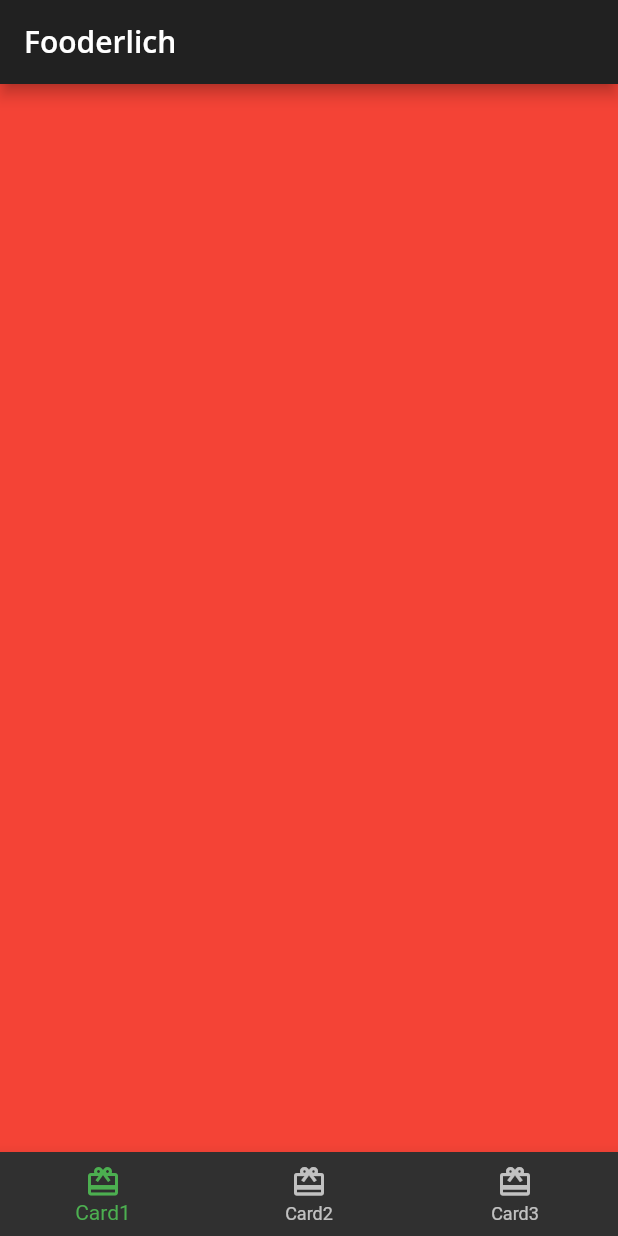
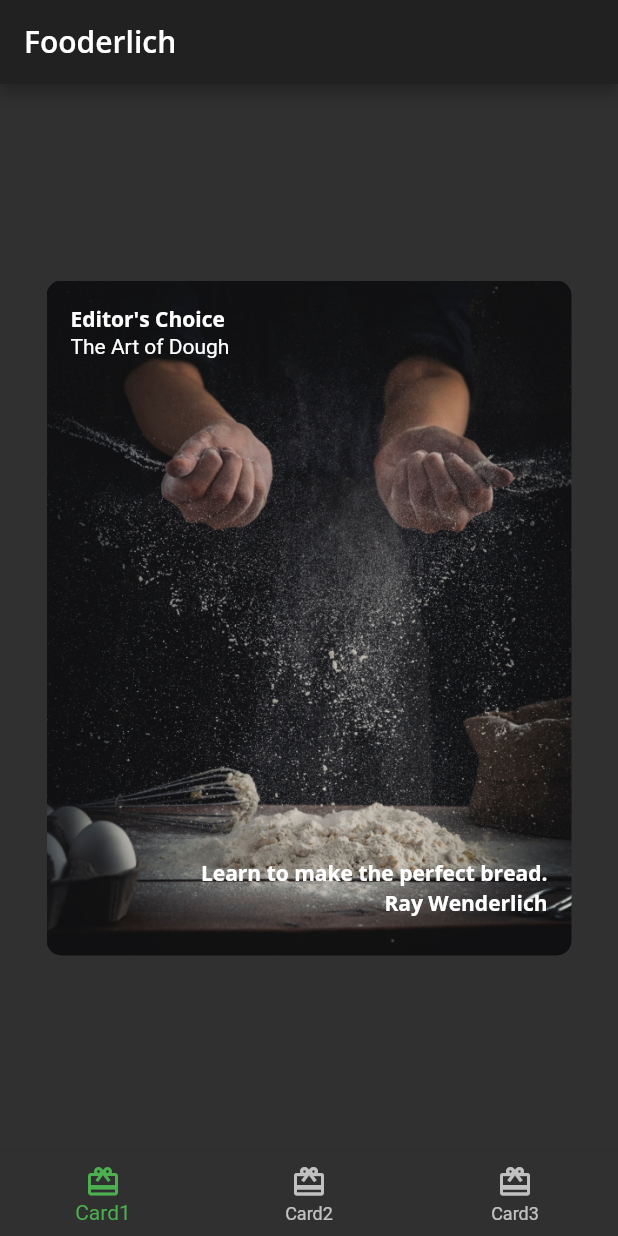
Before and after one commit to maquadir/Flutter_Widgets, a Flutter app: the screen it shows after launch, on a phone screen of 412 x 824 dp. Run offline on Flutter 3.47's test engine with Material 2 defaults, Android fonts, the phone set to English and light mode, and no system bars; our stand-ins replace google_fonts.

Commit message:
add card1.dart

```diff
--- /dev/null
+++ b/lib/card1.dart
@@ -0,0 +1,55 @@
+import 'package:flutter/cupertino.dart';
+
+import 'fooderlich_theme.dart';
+
+class Card1 extends StatelessWidget {
+  const Card1({super.key});
+
+  final String category = 'Editor\'s Choice';
+  final String title = 'The Art of Dough';
+  final String description = 'Learn to make the perfect bread.';
+  final String chef = 'Ray Wenderlich';
+
+  @override
+  Widget build(BuildContext context) {
+    // TODO: implement build
+    return Center(
+      child: Container(
+        padding: const EdgeInsets.all(16),
+        constraints: const BoxConstraints.expand(width: 350, height: 450),
+        decoration: const BoxDecoration(
+            image: DecorationImage(
+                image: AssetImage('assets/mag1.png'), fit: BoxFit.cover),
+            borderRadius: BorderRadius.all(Radius.circular(10.0))),
+        child: Stack(
+          children: [
+            Text(
+              category,
+              style: FooderlichTheme.darkTextTheme.bodyText1,
+            ),
+            Positioned(
+                top: 20,
+                child: Text(
+                  title,
+                  style: FooderlichTheme.darkTextTheme.headline5,
+                )),
+            Positioned(
+                bottom: 30,
+                right: 0,
+                child: Text(
+                  description,
+                  style: FooderlichTheme.darkTextTheme.bodyText1,
+                )),
+            Positioned(
+                bottom: 10,
+                right: 0,
+                child: Text(
+                  chef,
+                  style: FooderlichTheme.darkTextTheme.bodyText1,
+                ))
+          ],
+        ),
+      ),
+    );
+  }
+}
--- a/lib/home.dart
+++ b/lib/home.dart
@@ -1,5 +1,6 @@
 import 'package:flutter/material.dart';
 
+import 'Card1.dart';
 import 'fooderlich_theme.dart';
 
 class Home extends StatefulWidget {
@@ -10,11 +11,10 @@ class Home extends StatefulWidget {
 }
 
 class HomeState extends State<Home> {
-
   int _selectedIndex = 0;
 
-  static List<Widget> pages = <Widget> [
-    Container(color: Colors.red),
+  static List<Widget> pages = <Widget>[
+    const Card1(),
     Container(color: Colors.green),
     Container(color: Colors.amber),
   ];
@@ -35,10 +35,7 @@ class HomeState extends State<Home> {
       body: pages[_selectedIndex],
       bottomNavigationBar: BottomNavigationBar(
         currentIndex: _selectedIndex,
-        selectedItemColor: Theme
-            .of(context)
-            .textSelectionTheme
-            .selectionColor,
+        selectedItemColor: Theme.of(context).textSelectionTheme.selectionColor,
         items: const [
           BottomNavigationBarItem(
               icon: Icon(Icons.card_giftcard), label: 'Card1'),
@@ -51,5 +48,4 @@ class HomeState extends State<Home> {
       ),
     );
   }
-
 }
```
